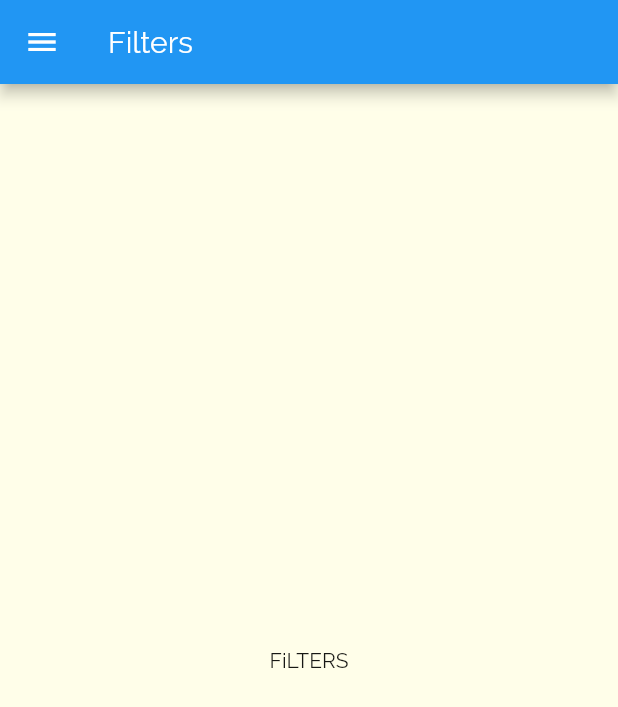
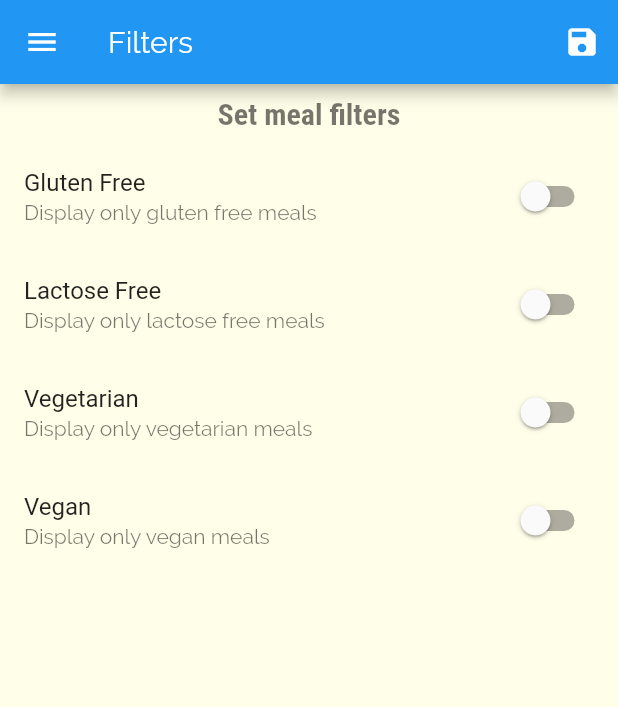
Before and after one commit to cranium44/meal_app_tutorial, a Flutter app: the FiltersScreen screen opened by its route, on a phone screen of 412 x 824 dp. Shown: the top 707 px of the screen. Run offline on Flutter 3.47's test engine with Material 2 defaults, Android fonts, the phone set to English and light mode, and no system bars.

Commit message:
add filters to app

```diff
--- a/lib/main.dart
+++ b/lib/main.dart
@@ -1,4 +1,5 @@
 import 'package:flutter/material.dart';
+import 'package:meal_app_tutorial/providers/dummy_data.dart';
 import 'package:meal_app_tutorial/screens/filters_screen.dart';
 import 'package:meal_app_tutorial/screens/meal-detail/meal_detail_screen.dart';
 import 'package:meal_app_tutorial/screens/meals/category_meals_screen.dart';
@@ -8,8 +9,36 @@ void main() {
   runApp(MyApp());
 }
 
-class MyApp extends StatelessWidget {
+class MyApp extends StatefulWidget {
   // This widget is the root of your application.
+  @override
+  _MyAppState createState() => _MyAppState();
+}
+
+class _MyAppState extends State<MyApp> {
+  Map<String, bool> _filters = {
+    'gluten-free': false,
+    'lactose-free': false,
+    'vegetarian': false,
+    'vegan': false,
+  };
+
+  var _availableMeals = DUMMY_MEALS;
+
+  _setFilters(Map<String, bool> filterData) {
+    setState(() {
+      _filters = filterData;
+
+      _availableMeals = DUMMY_MEALS.where((meal) {
+        if (_filters['gluten-free'] && !meal.isGlutenFree) return false;
+        if (_filters['lactose-free'] && !meal.isLactoseFree) return false;
+        if (_filters['vegetarian'] && !meal.isVegetarian) return false;
+        if (_filters['vegan'] && !meal.isVegan) return false;
+        return true;
+      });
+    });
+  }
+
   @override
   Widget build(BuildContext context) {
     return MaterialApp(
@@ -39,8 +68,7 @@ class MyApp extends StatelessWidget {
               fontSize: 20,
               fontFamily: 'RobotoCondensed',
               fontWeight: FontWeight.bold,
-          )
-        ),
+            )),
         // This makes the visual density adapt to the platform that you run
         // the app on. For desktop platforms, the controls will be smaller and
         // closer together (more dense) than on mobile platforms.
@@ -48,9 +76,10 @@ class MyApp extends StatelessWidget {
       ),
       home: TabScreen(),
       routes: {
-        CategoryMealsScreen.routeName: (ctx) => CategoryMealsScreen(),
+        CategoryMealsScreen.routeName: (ctx) =>
+            CategoryMealsScreen(_availableMeals),
         MealDetailScreen.routeName: (ctx) => MealDetailScreen(),
-        FiltersScreen.routeName: (ctx) => FiltersScreen(),
+        FiltersScreen.routeName: (ctx) => FiltersScreen(_filters, _setFilters),
       },
     );
   }
--- a/lib/screens/filters_screen.dart
+++ b/lib/screens/filters_screen.dart
@@ -1,16 +1,107 @@
 import 'package:flutter/material.dart';
 import 'package:meal_app_tutorial/widgets/drawer.dart';
 
-class FiltersScreen extends StatelessWidget {
+class FiltersScreen extends StatefulWidget {
   static const routeName = '/filters';
+  final Function setFilters;
+  final Map<String, bool> _currentFilters;
+
+  FiltersScreen(this._currentFilters, this.setFilters);
+
+  @override
+  _FiltersScreenState createState() => _FiltersScreenState();
+}
+
+class _FiltersScreenState extends State<FiltersScreen> {
+  var _gluttenFree = false;
+  var _lactoseFree = false;
+  var _vegetarian = false;
+  var _vegan = false;
+
+  Widget _buildSwitch(
+      String title, String description, bool value, Function handler) {
+    return SwitchListTile(
+      value: value,
+      onChanged: handler,
+      title: Text(title),
+      subtitle: Text(description),
+    );
+  }
+
+  @override
+  void initState() {
+    _gluttenFree = widget._currentFilters['gluten-free'];
+    _lactoseFree = widget._currentFilters['lactose-free'];
+    _vegetarian = widget._currentFilters['vegetarian'];
+    _vegan = widget._currentFilters['vegan'];
+    super.initState();
+  }
 
   @override
   Widget build(BuildContext context) {
     return Scaffold(
-      appBar: AppBar(title: Text("Filters"),),
+      appBar: AppBar(
+        title: Text("Filters"),
+        actions: [
+          IconButton(
+            icon: Icon(
+              Icons.save,
+              color: Colors.white,
+            ),
+            onPressed: () {
+              var filtersData = {
+                'gluten-free': _gluttenFree,
+                'lactose-free': _lactoseFree,
+                'vegetarian': _vegetarian,
+                'vegan': _vegan,
+              };
+              widget.setFilters(filtersData);
+            },
+          )
+        ],
+      ),
       drawer: MainDrawer(),
-      body: Center(
-        child: Text("FiLTERS"),
+      body: Column(
+        children: [
+          Padding(
+            padding: const EdgeInsets.all(8.0),
+            child: Text(
+              "Set meal filters",
+              style: Theme.of(context).textTheme.headline1,
+            ),
+          ),
+          Expanded(
+            child: ListView(
+              children: [
+                _buildSwitch("Gluten Free", "Display only gluten free meals",
+                    _gluttenFree, (value) {
+                  setState(() {
+                    _gluttenFree = value;
+                  });
+                }),
+                _buildSwitch("Lactose Free", "Display only lactose free meals",
+                    _lactoseFree, (value) {
+                  setState(() {
+                    _lactoseFree = value;
+                  });
+                }),
+                _buildSwitch(
+                    "Vegetarian", "Display only vegetarian meals", _vegetarian,
+                    (value) {
+                  setState(() {
+                    _vegetarian = value;
+                  });
+                }),
+                _buildSwitch("Vegan", "Display only vegan meals", _vegan,
+                    (value) {
+                  setState(() {
+                    _vegan = value;
+                  });
+                }),
+              ],
+            ),
+          ),
+        ],
       ),
     );
   }
--- a/lib/screens/meals/category_meals_screen.dart
+++ b/lib/screens/meals/category_meals_screen.dart
@@ -1,9 +1,15 @@
 import 'package:flutter/material.dart';
+import 'package:meal_app_tutorial/models/meal.dart';
 import 'package:meal_app_tutorial/providers/dummy_data.dart';
 import 'package:meal_app_tutorial/widgets/category_meals_item.dart';
 
 class CategoryMealsScreen extends StatelessWidget {
   static const routeName = '/category-meals';
+
+  final List<Meal> meals;
+
+  CategoryMealsScreen(this.meals);
+
   @override
   Widget build(BuildContext context) {
     final routeArgs =
```
Lines whose indentation alone changed are shown as unchanged.
